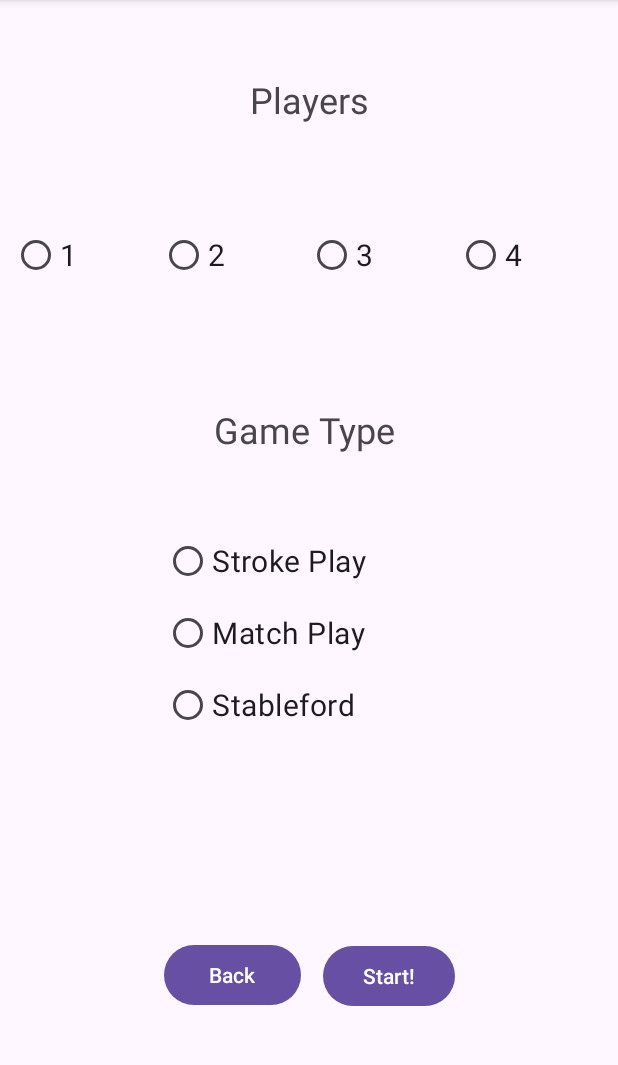
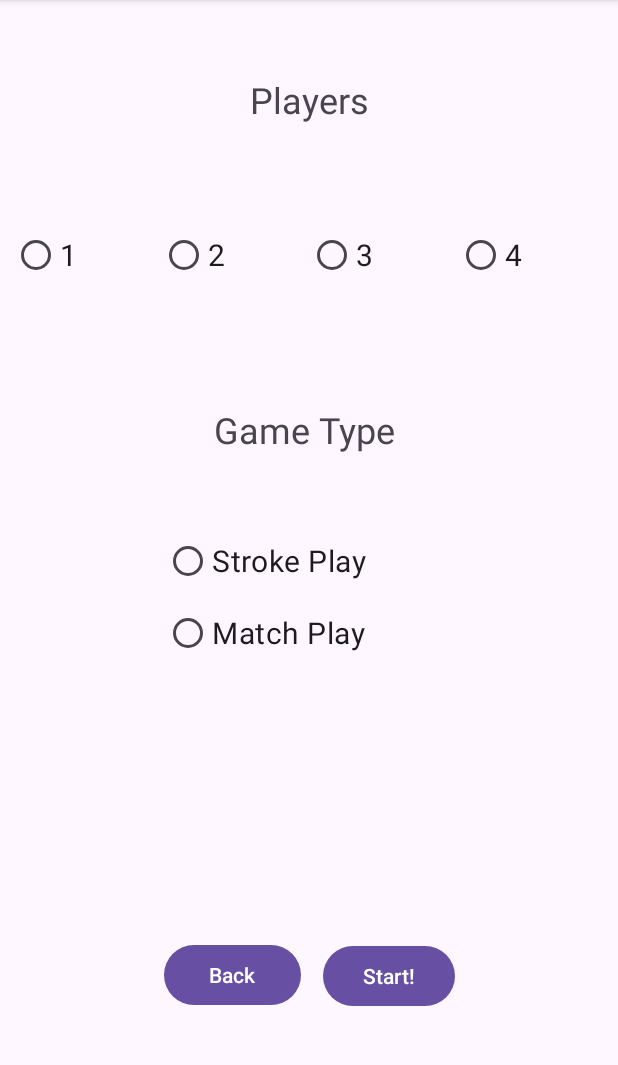
Before and after one commit to knagpal2/BadgerTee, an Android app: the GameSetup screen opened directly, with no data from a screen before it, on a phone screen of 412 x 824 dp, the part 96-1161 px from its top. Run offline under Robolectric (Android 15) with nearby library versions, the phone set to English and light mode, and no system bars.

Commit message:
Removed Stableford option

```diff
--- a/app/src/main/res/layout/activity_game_setup.xml
+++ b/app/src/main/res/layout/activity_game_setup.xml
@@ -102,12 +102,6 @@
             android:text="Match Play"
             android:textSize="20sp" />
 
-        <RadioButton
-            android:id="@+id/radioButton16"
-            android:layout_width="match_parent"
-            android:layout_height="wrap_content"
-            android:text="Stableford"
-            android:textSize="20sp" />
     </RadioGroup>
 
     <Button
```
